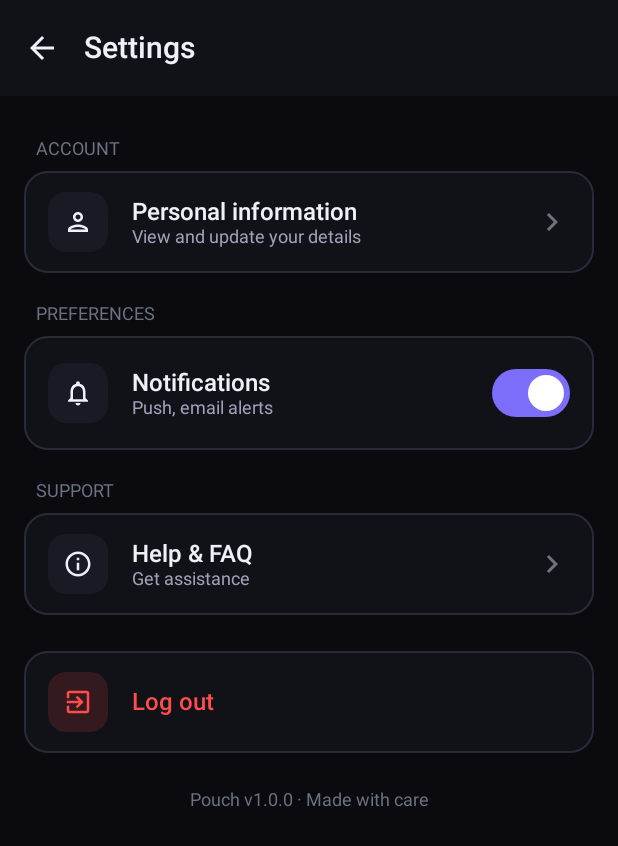
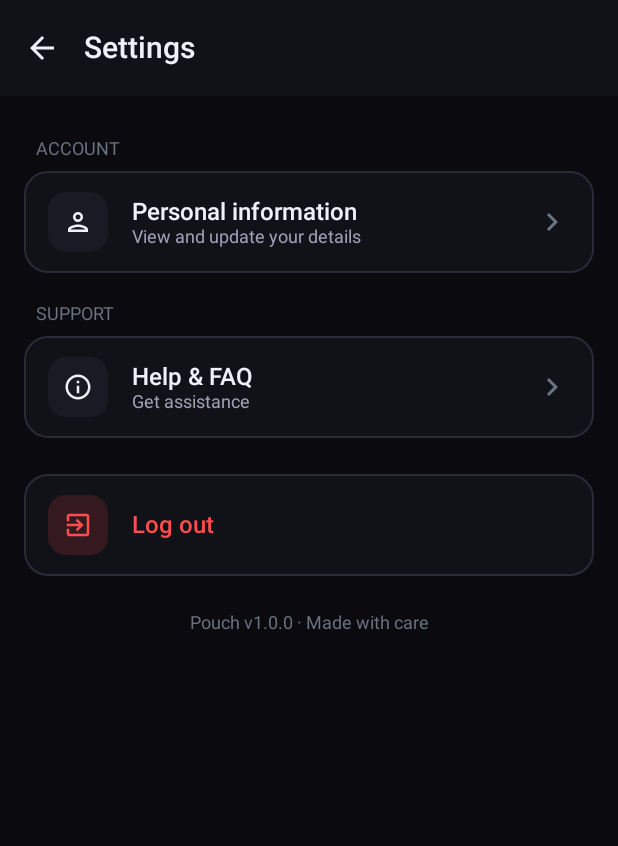
Before and after one commit to DeadKai/Group9, an Android app built with Jetpack Compose: the SettingsRoute screen opened through its navigation route, on a phone screen of 412 x 824 dp. Shown: the top 846 px of the screen. Run offline under Robolectric (Android 15) with nearby library versions, the phone set to English and light mode, and no system bars; our stand-ins replace Firebase (no records; nobody signed in at launch, a user with empty details on screens opened directly).

Commit message:
remove notifications from settings

```diff
--- a/app/src/main/kotlin/com/pouch/ui/settings/SettingsScreen.kt
+++ b/app/src/main/kotlin/com/pouch/ui/settings/SettingsScreen.kt
@@ -1,6 +1,5 @@
 package com.pouch.ui.settings
 
-import android.content.Context
 import androidx.compose.foundation.layout.Arrangement
 import androidx.compose.foundation.layout.Box
 import androidx.compose.foundation.layout.Column
@@ -21,7 +20,6 @@ import androidx.compose.material.icons.Icons
 import androidx.compose.material.icons.automirrored.filled.KeyboardArrowRight
 import androidx.compose.material.icons.automirrored.filled.ExitToApp
 import androidx.compose.material.icons.outlined.Info
-import androidx.compose.material.icons.outlined.Notifications
 import androidx.compose.material.icons.outlined.Person
 import androidx.compose.material3.AlertDialog
 import androidx.compose.material3.Card
@@ -31,7 +29,6 @@ import androidx.compose.material3.Icon
 import androidx.compose.material3.MaterialTheme
 import androidx.compose.material3.ModalBottomSheet
 import androidx.compose.material3.Scaffold
-import androidx.compose.material3.Switch
 import androidx.compose.material3.Text
 import androidx.compose.material3.TextButton
 import androidx.compose.runtime.Composable
@@ -65,11 +62,6 @@ fun SettingsScreen(
     var showSignOutDialog by rememberSaveable { mutableStateOf(false) }
     var showHelp by rememberSaveable { mutableStateOf(false) }
 
-    // Notification switch is stored on the device. (It only saves the choice for now;
-    // actual push/email alerts would need to read this value later.)
-    val prefs = remember { context.getSharedPreferences("pouch_settings", Context.MODE_PRIVATE) }
-    var notificationsOn by rememberSaveable { mutableStateOf(prefs.getBoolean("notifications", true)) }
-
     val versionName = remember {
         try {
             context.packageManager.getPackageInfo(context.packageName, 0).versionName
@@ -93,22 +85,6 @@ fun SettingsScreen(
                 subtitle = "View and update your details",
                 onClick = onProfile,
                 trailing = { Chevron() },
-            )
-
-            SectionLabel("Preferences")
-            SettingsCard(
-                icon = Icons.Outlined.Notifications,
-                title = "Notifications",
-                subtitle = "Push, email alerts",
-                trailing = {
-                    Switch(
-                        checked = notificationsOn,
-                        onCheckedChange = {
-                            notificationsOn = it
-                            prefs.edit().putBoolean("notifications", it).apply()
-                        },
-                    )
-                },
             )
 
             SectionLabel("Support")
```
